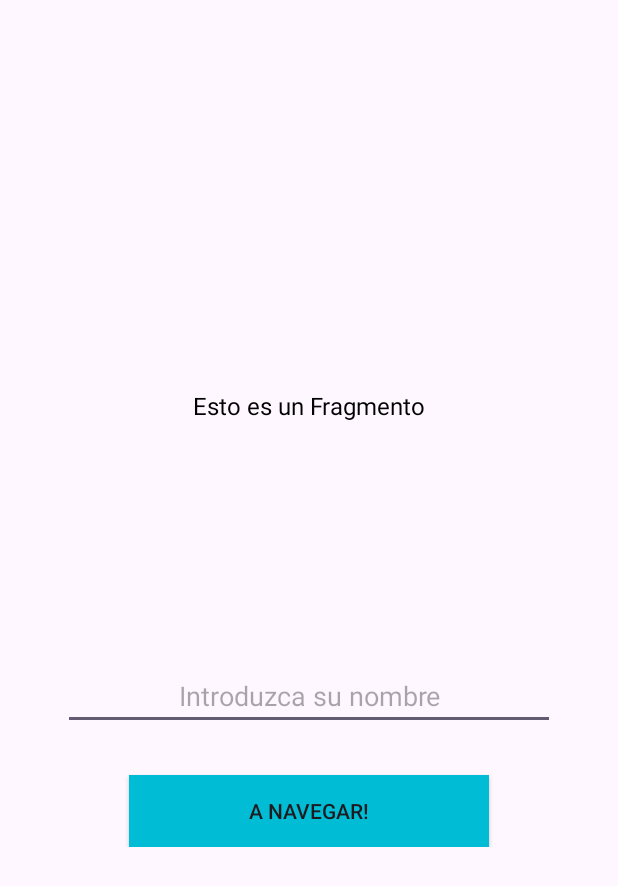
After one commit to Ridley7/HiberusAndroid, an Android app: the HelloAppFragmentActivity screen opened directly, with no data from a screen before it, on a phone screen of 412 x 824 dp. The commit adds this screen. Shown: the top 886 px of the screen. Run offline under Robolectric (Android 15) with nearby library versions, the phone set to English and light mode, and no system bars.

Commit message:
Activity basica con fragmentos añadida.

```diff
--- a/app/src/main/AndroidManifest.xml
+++ b/app/src/main/AndroidManifest.xml
@@ -12,6 +12,12 @@
         android:supportsRtl="true"
         android:theme="@style/Theme.HeroesYHeroinas"
         tools:targetApi="31">
+        <activity
+            android:name=".helloappfragment.HelloAppFragmentActivity"
+            android:exported="false" />
+        <activity
+            android:name=".helloprefs.SharedPreferencsActivity"
+            android:exported="false" />
         <activity
             android:name=".lessonapp.LessonActivity"
             android:exported="false" />
--- a/app/src/main/java/com/jalper/heroesyheroinas/MainActivity.kt
+++ b/app/src/main/java/com/jalper/heroesyheroinas/MainActivity.kt
@@ -5,6 +5,7 @@ import androidx.appcompat.app.AppCompatActivity
 import android.os.Bundle
 import com.jalper.heroesyheroinas.databinding.ActivityMainBinding
 import com.jalper.heroesyheroinas.helloapp.HelloActivity
+import com.jalper.heroesyheroinas.helloappfragment.HelloAppFragmentActivity
 import com.jalper.heroesyheroinas.lessonapp.LessonActivity
 
 class MainActivity : AppCompatActivity() {
@@ -28,5 +29,9 @@ class MainActivity : AppCompatActivity() {
         binding.btnMenuLessonButton.setOnClickListener{
             startActivity(Intent(this, LessonActivity::class.java))
         }
+
+        binding.btnMenuFragmentExampleButton.setOnClickListener{
+            startActivity(Intent(this, HelloAppFragmentActivity::class.java))
+        }
     }
 }
--- /dev/null
+++ b/app/src/main/java/com/jalper/heroesyheroinas/helloappfragment/HelloAppFragmentActivity.kt
@@ -0,0 +1,35 @@
+package com.jalper.heroesyheroinas.helloappfragment
+
+import androidx.appcompat.app.AppCompatActivity
+import android.os.Bundle
+import androidx.fragment.app.Fragment
+import com.jalper.heroesyheroinas.R
+import com.jalper.heroesyheroinas.databinding.ActivityHelloAppFragmentBinding
+
+class HelloAppFragmentActivity : AppCompatActivity() {
+
+    private val binding: ActivityHelloAppFragmentBinding by lazy{
+        ActivityHelloAppFragmentBinding.inflate(layoutInflater)
+    }
+
+    override fun onCreate(savedInstanceState: Bundle?) {
+        super.onCreate(savedInstanceState)
+        setContentView(binding.root)
+
+        //Cargamos fragmentos
+        loadFragment(HelloFragment())
+    }
+
+    private fun loadFragment(fragment: Fragment){
+        supportFragmentManager.beginTransaction().replace(R.id.fcv_hello2_container, fragment).commit()
+    }
+
+    fun navigateToGreetingFragment(nameKey: String, nameValue: String){
+        val fragment = GreetingFragment()
+        val bundle = Bundle()
+        bundle.putString(nameKey, nameValue)
+        fragment.arguments = bundle
+
+        loadFragment(fragment)
+    }
+}
--- /dev/null
+++ b/app/src/main/java/com/jalper/heroesyheroinas/helloappfragment/HelloFragment.kt
@@ -0,0 +1,44 @@
+package com.jalper.heroesyheroinas.helloappfragment
+
+import android.os.Bundle
+import androidx.fragment.app.Fragment
+import android.view.LayoutInflater
+import android.view.View
+import android.view.ViewGroup
+import com.jalper.heroesyheroinas.R
+import com.jalper.heroesyheroinas.databinding.FragmentHelloBinding
+
+
+class HelloFragment : Fragment() {
+
+    private val binding: FragmentHelloBinding by lazy{
+        FragmentHelloBinding.inflate(layoutInflater)
+    }
+
+    override fun onCreateView(
+        inflater: LayoutInflater, container: ViewGroup?,
+        savedInstanceState: Bundle?
+    ): View? {
+        return  binding.root
+    }
+
+    override fun onViewCreated(view: View, savedInstanceState: Bundle?) {
+        super.onViewCreated(view, savedInstanceState)
+        binding.moduleSendName.btnButton.setOnClickListener{
+            val nameEditText = binding.moduleSendName.etMainName.text
+            if(!nameEditText.isNullOrBlank()){
+               // (activity as Hello2mainActivity).navigateToGreetingFragment(NAME, nameEditText.toString())
+                (activity as HelloAppFragmentActivity).navigateToGreetingFragment(NAME, nameEditText.toString())
+            }
+        }
+    }
+
+    /** Tod o lo que se incluye en un companion object puede ser accedido
+     * desde otra clase invocando esta sin instanciarla. Para obtener la
+     * constante NAME podemos acceder a ella desde cualquier lugar
+     * utilizando Fragment.NAME
+     */
+    companion object {
+        const val NAME = "clave_nombre"
+    }
+}
--- /dev/null
+++ b/app/src/main/res/layout/activity_hello_app_fragment.xml
@@ -0,0 +1,18 @@
+<?xml version="1.0" encoding="utf-8"?>
+<androidx.constraintlayout.widget.ConstraintLayout xmlns:android="http://schemas.android.com/apk/res/android"
+    xmlns:app="http://schemas.android.com/apk/res-auto"
+    xmlns:tools="http://schemas.android.com/tools"
+    android:layout_width="match_parent"
+    android:layout_height="match_parent"
+    tools:context=".helloappfragment.HelloAppFragmentActivity">
+
+    <androidx.fragment.app.FragmentContainerView
+        android:id="@+id/fcv_hello2_container"
+        android:layout_width="0dp"
+        android:layout_height="0dp"
+        app:layout_constraintTop_toTopOf="parent"
+        app:layout_constraintStart_toStartOf="parent"
+        app:layout_constraintEnd_toEndOf="parent"
+        app:layout_constraintBottom_toBottomOf="parent"/>
+
+</androidx.constraintlayout.widget.ConstraintLayout>
--- a/app/src/main/res/layout/activity_main.xml
+++ b/app/src/main/res/layout/activity_main.xml
@@ -28,7 +28,7 @@
 
     <androidx.appcompat.widget.AppCompatButton
         android:id="@+id/btn_menu_fragment_example_button"
-        android:text="@string/third_app"
+        android:text="@string/hello_fragment_app"
         android:layout_marginTop="@dimen/vertical_margin"
         style="@style/AppButton"
         app:layout_constraintTop_toBottomOf="@+id/btn_menu_lesson_button"
--- /dev/null
+++ b/app/src/main/res/layout/fragment_hello.xml
@@ -0,0 +1,25 @@
+<?xml version="1.0" encoding="utf-8"?>
+<androidx.appcompat.widget.LinearLayoutCompat xmlns:android="http://schemas.android.com/apk/res/android"
+    xmlns:tools="http://schemas.android.com/tools"
+    xmlns:app="http://schemas.android.com/apk/res-auto"
+    android:gravity="center"
+    android:layout_width="match_parent"
+    android:layout_height="match_parent"
+    android:orientation="vertical"
+    tools:context=".helloappfragment.HelloFragment">
+
+    <TextView
+        style="@style/Text"
+        android:layout_width="wrap_content"
+        android:layout_height="wrap_content"
+        android:text="Esto es un Fragmento" />
+
+    <include
+        android:id="@+id/module_send_name"
+        layout="@layout/module_navigate_name"
+        android:layout_width="match_parent"
+        android:layout_height="wrap_content"
+        android:layout_marginTop="160dp"
+        />
+
+</androidx.appcompat.widget.LinearLayoutCompat>
--- /dev/null
+++ b/app/src/main/res/layout/module_navigate_name.xml
@@ -0,0 +1,32 @@
+<?xml version="1.0" encoding="utf-8"?>
+<androidx.appcompat.widget.LinearLayoutCompat xmlns:android="http://schemas.android.com/apk/res/android"
+    xmlns:app="http://schemas.android.com/apk/res-auto"
+    android:layout_width="match_parent"
+    android:layout_height="wrap_content"
+    android:orientation="vertical"
+    android:gravity="center">
+
+    <androidx.appcompat.widget.AppCompatEditText
+        android:id="@+id/et_main_name"
+        android:layout_width="match_parent"
+        android:layout_height="wrap_content"
+        android:layout_marginHorizontal="42dp"
+        android:maxLines="1"
+        android:gravity="center"
+        android:hint="@string/main_name_hint"
+        app:layout_constraintStart_toStartOf="parent"
+        app:layout_constraintEnd_toEndOf="parent"
+        app:layout_constraintTop_toTopOf="parent"/>
+
+    <androidx.appcompat.widget.AppCompatButton
+        android:id="@+id/btn_button"
+        android:layout_width="240dp"
+        android:layout_height="wrap_content"
+        android:text="A navegar!"
+        android:background="#00BCD4"
+        android:layout_marginTop="30dp"
+        app:layout_constraintEnd_toEndOf="@id/et_main_name"
+        app:layout_constraintStart_toStartOf="@id/et_main_name"
+        app:layout_constraintTop_toBottomOf="@id/et_main_name"/>
+
+</androidx.appcompat.widget.LinearLayoutCompat>
```
Also changed, not shown: app/src/main/java/com/jalper/heroesyheroinas/helloappfragment/GreetingFragment.kt (added, +36 -0 lines), app/src/main/java/com/jalper/heroesyheroinas/helloprefs/SharedPreferencsActivity.kt (added, +15 -0 lines), app/src/main/res/layout/activity_shared_preferencs.xml (added, +9 -0 lines), app/src/main/res/layout/fragment_greeting.xml (added, +22 -0 lines), app/src/main/res/values/strings.xml (+35 -9 lines).
